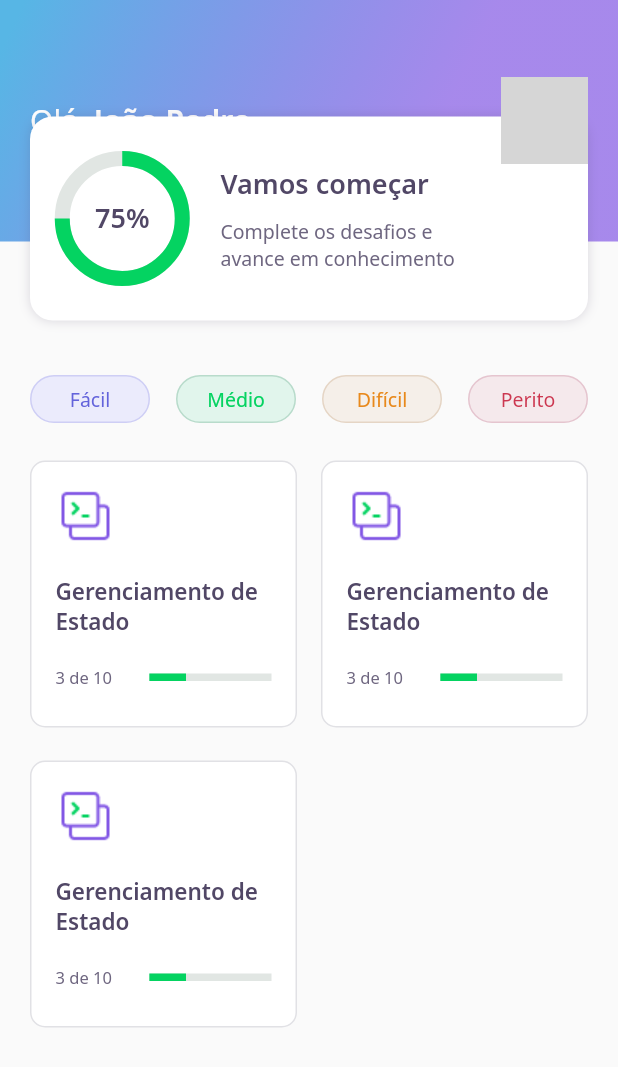
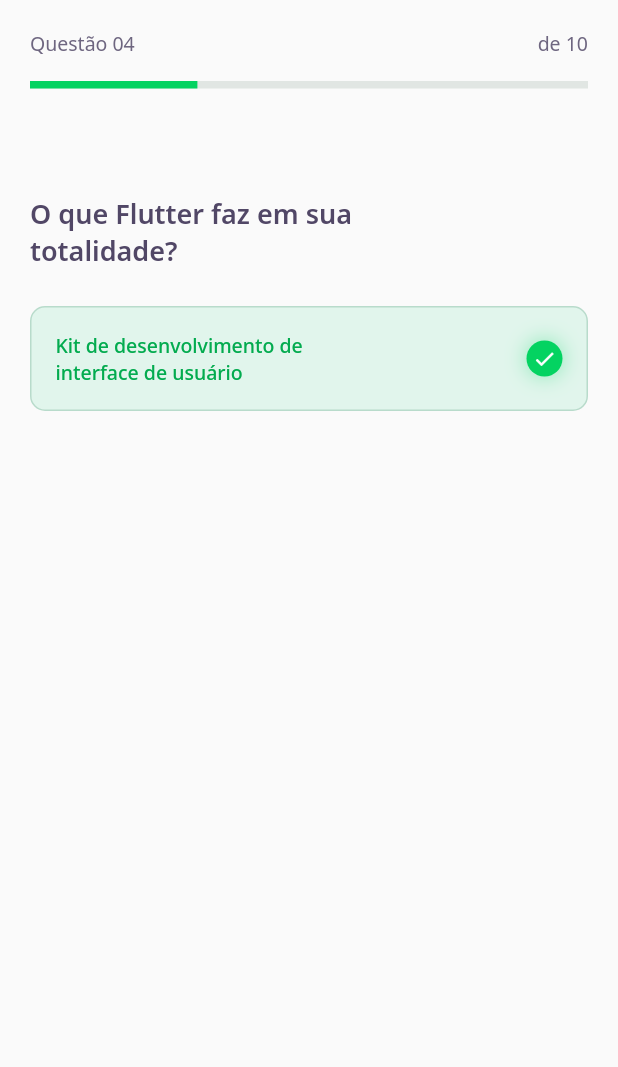
Before and after one commit to jpgSouza/next-level-week5, a Flutter app: the screen it shows after launch, on a phone screen of 412 x 824 dp. Shown: the top 1067 px of the screen. Run offline on Flutter 3.47's test engine with Material 2 defaults, Android fonts, the phone set to English and light mode, and no system bars; our stand-ins replace google_fonts; grey boxes are pictures that could not be loaded.

Commit message:
Quiz widget done

```diff
--- /dev/null
+++ b/lib/challenge/challenge_page.dart
@@ -0,0 +1,31 @@
+import 'package:DevQuiz/challenge/widgets/question_indicator/question_indicator_widget.dart';
+import 'package:DevQuiz/challenge/widgets/quiz/quiz_widget.dart';
+import 'package:flutter/material.dart';
+
+class ChallengePage extends StatefulWidget {
+  ChallengePage({Key? key}) : super(key: key);
+
+  @override
+  _ChallengePageState createState() => _ChallengePageState();
+}
+
+class _ChallengePageState extends State<ChallengePage> {
+  @override
+  Widget build(BuildContext context) {
+    return Scaffold(
+      appBar: PreferredSize(
+        preferredSize: Size.fromHeight(60.0),
+        child: SafeArea(
+          top: true,
+          child: QuestionIndicatorWidget(),
+        ),
+      ),
+      body: Column(
+        children: [
+          const SizedBox(height: 70.0),
+          QuizWidget(title: "O que Flutter faz em sua totalidade?"),
+        ],
+      ),
+    );
+  }
+}
--- /dev/null
+++ b/lib/challenge/widgets/answer/answer_widget.dart
@@ -0,0 +1,73 @@
+import 'package:DevQuiz/core/core.dart';
+import 'package:flutter/material.dart';
+
+class AnswerWidget extends StatelessWidget {
+  final String? text;
+  final bool? isCorrect;
+  final bool? isSelected;
+  const AnswerWidget({
+    Key? key,
+    this.text,
+    this.isCorrect = false,
+    this.isSelected = false,
+  }) : super(key: key);
+
+  @override
+  Widget build(BuildContext context) {
+    return Container(
+      padding: EdgeInsets.all(16.0),
+      decoration: BoxDecoration(
+        color: isCorrect! ? AppColors.lightGreen : Colors.white,
+        borderRadius: BorderRadius.circular(10.0),
+        border: isCorrect!
+            ? Border.all(
+                color: AppColors.green,
+              )
+            : Border.all(
+                color: AppColors.cardStroke,
+              ),
+      ),
+      child: Row(
+        mainAxisAlignment: MainAxisAlignment.spaceBetween,
+        children: [
+          Expanded(
+            flex: 1,
+            child: Text(
+              text!,
+              style: isCorrect! ? AppTextStyles.bodyDarkGreen
+               : AppTextStyles.body,
+            ),
+          ),
+          Flexible(
+            child: Container(
+              width: 24.0,
+              height: 24.0,
+              decoration: BoxDecoration(
+                color: isCorrect! ? AppColors.darkGreen : Colors.white,
+                border: isCorrect!
+                    ? null
+                    : Border.all(
+                        color: AppColors.border,
+                      ),
+                shape: BoxShape.circle,
+                boxShadow: isCorrect!
+                    ? [
+                        BoxShadow(
+                          color: AppColors.darkGreen.withOpacity(0.4),
+                          blurRadius: 12.0,
+                        )
+                      ]
+                    : null,
+              ),
+              child: Icon(
+                Icons.check,
+                size: 16.0,
+                color: Colors.white,
+              ),
+            ),
+          )
+        ],
+      ),
+    );
+  }
+}
--- /dev/null
+++ b/lib/challenge/widgets/question_indicator/question_indicator_widget.dart
@@ -0,0 +1,35 @@
+import 'package:flutter/material.dart';
+
+import '../../../core/core.dart';
+import '../../../shared/widgets/linear_progress_indicator_widget.dart';
+
+class QuestionIndicatorWidget extends StatelessWidget {
+  const QuestionIndicatorWidget({Key? key}) : super(key: key);
+
+  @override
+  Widget build(BuildContext context) {
+    return Container(
+      margin: EdgeInsets.only(top: 20.0),
+      padding: EdgeInsets.symmetric(horizontal: 20.0),
+      child: Column(
+        children: [
+          Row(
+            mainAxisAlignment: MainAxisAlignment.spaceBetween,
+            children: [
+              Text(
+                "Questão 04",
+                style: AppTextStyles.body,
+              ),
+              Text(
+                "de 10",
+                style: AppTextStyles.body,
+              )
+            ],
+          ),
+          const SizedBox(height: 16.0),
+          LinearProgressIndicatorWidget(),
+        ],
+      ),
+    );
+  }
+}
--- /dev/null
+++ b/lib/challenge/widgets/quiz/quiz_widget.dart
@@ -0,0 +1,32 @@
+import 'package:DevQuiz/challenge/widgets/answer/answer_widget.dart';
+import 'package:DevQuiz/core/core.dart';
+import 'package:flutter/material.dart';
+
+class QuizWidget extends StatelessWidget {
+  final String? title;
+  const QuizWidget({Key? key, this.title}) : super(key: key);
+
+  @override
+  Widget build(BuildContext context) {
+    return Container(
+      padding: EdgeInsets.symmetric(horizontal: 20.0),
+      child: Column(
+        crossAxisAlignment: CrossAxisAlignment.start,
+        children: [
+          SizedBox(
+            width: 250.0,
+            child: Text(
+              title!,
+              style: AppTextStyles.heading,
+            ),
+          ),
+          const SizedBox(height: 24.0),
+          AnswerWidget(
+            text: "Kit de desenvolvimento de interface de usuário",
+            isCorrect: true,
+          )
+        ],
+      ),
+    );
+  }
+}
--- a/lib/core/app_colors.dart
+++ b/lib/core/app_colors.dart
@@ -16,6 +16,7 @@ class AppColors {
   static final Color lightGreen = Color(0xFFE1F5EC);
   static final Color green = Color(0xFFB8DBCB);
   static final Color darkGreen = Color(0xFF04D361);
+  static final Color bodyDarkGreen = Color(0xFF03AB4F);
 
   //Reds
   static final Color lightRed = Color(0xFFF5E9EC);
--- a/lib/core/app_text_styles.dart
+++ b/lib/core/app_text_styles.dart
@@ -52,7 +52,7 @@ class AppTextStyles {
     fontWeight: FontWeight.normal,
   );
   static final TextStyle bodyDarkGreen = GoogleFonts.notoSans(
-    color: AppColors.darkGreen,
+    color: AppColors.bodyDarkGreen,
     fontSize: 13,
     fontWeight: FontWeight.w500,
   );
--- a/lib/core/app_widget.dart
+++ b/lib/core/app_widget.dart
@@ -1,3 +1,4 @@
+import 'package:DevQuiz/challenge/challenge_page.dart';
 import 'package:DevQuiz/home/home_page.dart';
 import 'package:flutter/material.dart';
 
@@ -10,7 +11,7 @@ class AppWidget extends StatelessWidget {
     return MaterialApp(
       debugShowCheckedModeBanner: false,
       title: "DevQuiz",
-      home: HomePage(),
+      home: ChallengePage()
     );
   }
 }
--- a/lib/home/widget/quiz_card/quiz_card_widget.dart
+++ b/lib/home/widget/quiz_card/quiz_card_widget.dart
@@ -1,3 +1,4 @@
+import 'package:DevQuiz/shared/widgets/linear_progress_indicator_widget.dart';
 import 'package:flutter/material.dart';
 
 import '../../../core/core.dart';
@@ -36,20 +37,11 @@ class QuizCardWidget extends StatelessWidget {
               ),
               const SizedBox(width: 25.0),
               Expanded(
-                child: LinearProgressIndicator(
-                  minHeight: 5,
-                  value: 0.3,
-                  backgroundColor: AppColors.chartSecondary,
-                  valueColor: AlwaysStoppedAnimation<Color>(
-                    AppColors.chartPrimary,
-                  ),
-                ),
+                child: LinearProgressIndicatorWidget(),
               )
             ],
           )
         ],
-        //Texto
-        //Progress
       ),
     );
   }
--- /dev/null
+++ b/lib/shared/widgets/linear_progress_indicator_widget.dart
@@ -0,0 +1,19 @@
+import 'package:flutter/material.dart';
+
+import '../../core/core.dart';
+
+class LinearProgressIndicatorWidget extends StatelessWidget {
+  const LinearProgressIndicatorWidget({Key? key}) : super(key: key);
+
+  @override
+  Widget build(BuildContext context) {
+    return LinearProgressIndicator(
+      minHeight: 5,
+      value: 0.3,
+      backgroundColor: AppColors.chartSecondary,
+      valueColor: AlwaysStoppedAnimation<Color>(
+        AppColors.chartPrimary,
+      ),
+    );
+  }
+}
```
